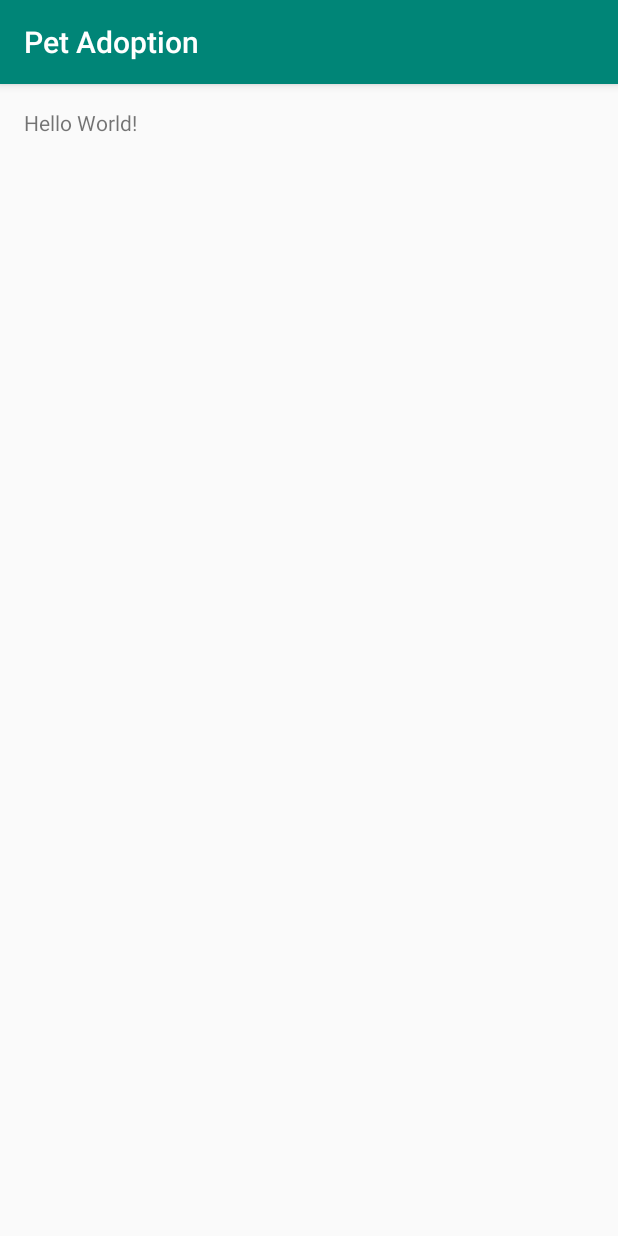
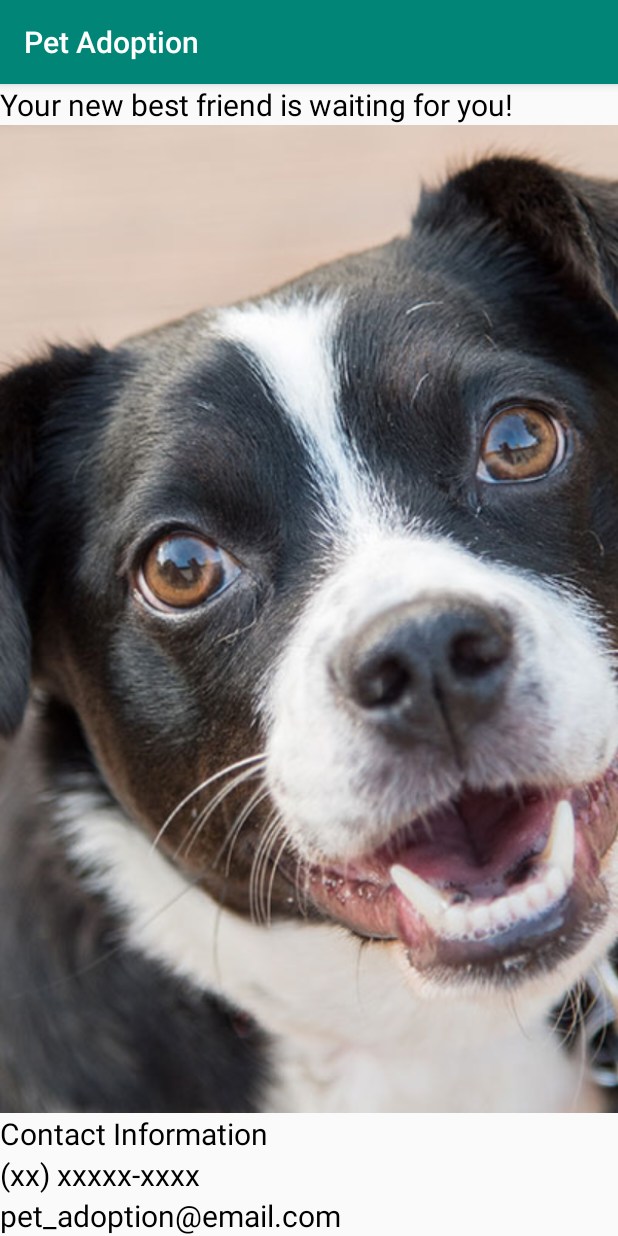
Before and after one commit to rodolfochagas/PetAdoption, an Android app: the screen it shows after launch (MainActivity), on a phone screen of 412 x 824 dp. Run offline under Robolectric (Android 15) with nearby library versions, the phone set to English and light mode, and no system bars.

Commit message:
Added ImageView and TextViews to style

```diff
--- a/app/src/main/res/layout/activity_main.xml
+++ b/app/src/main/res/layout/activity_main.xml
@@ -1,17 +1,52 @@
 <?xml version="1.0" encoding="utf-8"?>
-<RelativeLayout
+<LinearLayout
     xmlns:android="http://schemas.android.com/apk/res/android"
     xmlns:tools="http://schemas.android.com/tools"
+    android:orientation="vertical"
     android:layout_width="match_parent"
     android:layout_height="match_parent"
-    android:paddingBottom="@dimen/activity_vertical_margin"
-    android:paddingLeft="@dimen/activity_horizontal_margin"
-    android:paddingRight="@dimen/activity_horizontal_margin"
-    android:paddingTop="@dimen/activity_vertical_margin"
     tools:context=".MainActivity">
 
+
     <TextView
+        android:textColor="@android:color/black"
+        android:id="@+id/bestFriend"
         android:layout_width="wrap_content"
         android:layout_height="wrap_content"
-        android:text="Hello World!" />
-</RelativeLayout>
+        android:textSize="20sp"
+        android:text="Your new best friend is waiting for you!"/>
+
+    <ImageView
+        android:id="@+id/ImageDog"
+        android:layout_width="match_parent"
+        android:layout_height="0dp"
+        android:layout_weight="1"
+        android:scaleType="centerCrop"
+        android:src="@drawable/cuteDog"/>
+
+    <TextView
+        android:id="@+id/contact"
+        android:textColor="@android:color/black"
+        android:textSize="20sp"
+        android:layout_width="wrap_content"
+        android:layout_height="wrap_content"
+        android:text="Contact Information" />
+
+    <TextView
+        android:id="@+id/phone"
+        android:textColor="@android:color/black"
+        android:textSize="20sp"
+        android:layout_width="wrap_content"
+        android:layout_height="wrap_content"
+        android:text="(xx) xxxxx-xxxx"
+        android:layout_above="@id/email"/>
+
+    <TextView
+        android:textSize="20sp"
+        android:textColor="@android:color/black"
+        android:id="@+id/email"
+        android:layout_width="wrap_content"
+        android:layout_height="wrap_content"
+        android:text="pet_adoption@email.com"/>
+
+</LinearLayout>
```
Also changed, not shown: app/src/main/res/drawable/cuteDog.jpg (added), 1 other file.
